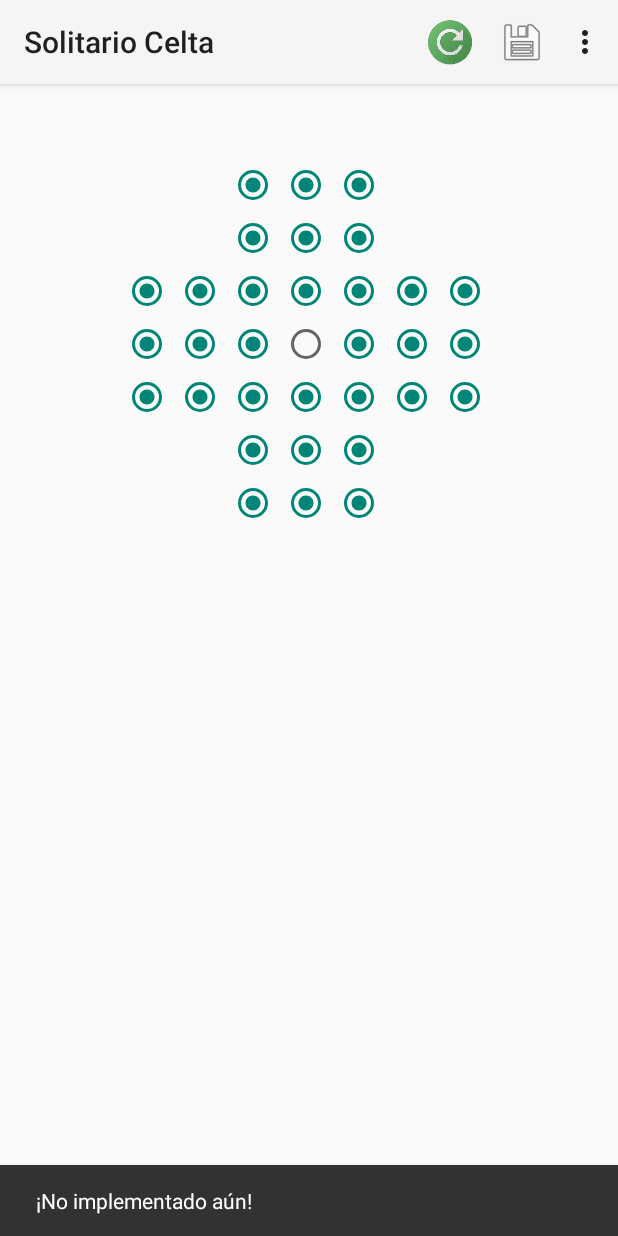
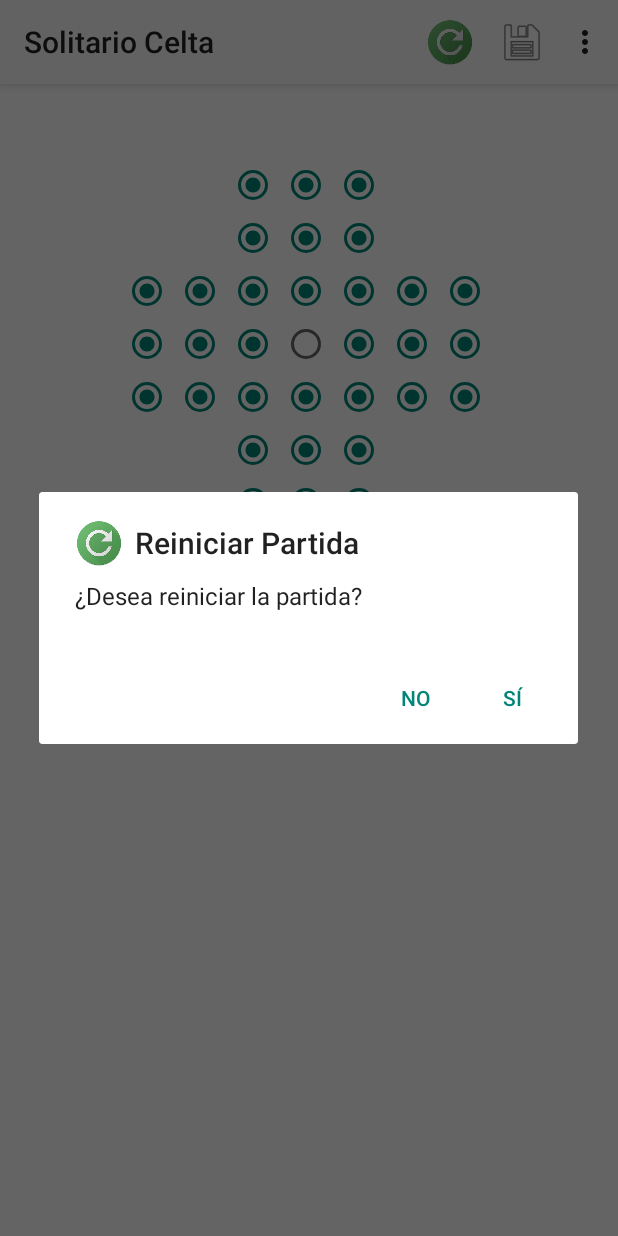
Before and after one commit to pablo10pf/SolitarioCelta-Pablo-Perez, an Android app: the screen it shows after launch (MainActivity), after a tap on "Reiniciar", on a phone screen of 412 x 824 dp. Run offline under Robolectric (Android 15) with nearby library versions, the phone set to English and light mode, and no system bars.

Commit message:
Reiniciar, Guardar y Recuperar partida (simple)

```diff
--- /dev/null
+++ b/app/src/main/java/es/upm/miw/SolitarioCelta/RestartFragment.java
@@ -0,0 +1,40 @@
+package es.upm.miw.SolitarioCelta;
+
+import android.app.AlertDialog;
+import android.app.Dialog;
+import android.content.DialogInterface;
+import android.os.Bundle;
+import android.support.v4.app.DialogFragment;
+
+public class RestartFragment extends DialogFragment {
+    @Override
+    public Dialog onCreateDialog(Bundle savedInstanceState) {
+        final MainActivity main = (MainActivity) getActivity();
+
+        AlertDialog.Builder builder = new AlertDialog.Builder(main);
+        builder
+                .setTitle(R.string.txtDialogoRestartTitulo)
+                .setMessage(R.string.txtDialogoRestartPregunta)
+                .setPositiveButton(
+                        getString(R.string.txtDialogoRestartAfirmativo),
+                        new DialogInterface.OnClickListener() {
+                            @Override
+                            public void onClick(DialogInterface dialog, int which) {
+                                main.miJuego.reiniciar();
+                                main.mostrarTablero();
+                            }
+                        }
+                )
+                .setNegativeButton(
+                        getString(R.string.txtDialogoRestartNegativo),
+                        new DialogInterface.OnClickListener() {
+                            @Override
+                            public void onClick(DialogInterface dialog, int which) {
+                                //empty. Not operation
+                            }
+                        }
+                ).setIcon(R.drawable.restart);
+
+        return builder.create();
+    }
+}
--- a/app/src/main/res/values/strings.xml
+++ b/app/src/main/res/values/strings.xml
@@ -2,17 +2,27 @@
 <resources>
 
     <string name="app_name">Solitario Celta</string>
-    <string name="txtSinImplementar">¡No implementado aún!</string>
     <string name="txtReiniciarPartida">Reiniciar</string>
     <string name="txtOpcionGuardar">Guardar Partida</string>
     <string name="txtOpcionRecuperar">Recuperar Partida</string>
     <string name="txtOpcionMejoresResultados">Mejores Resultados</string>
+
+    <!-- Mensajes SnackBars-->
+    <string name="txtSinImplementar">¡No implementado aún!</string>
+    <string name="txtPartidaGuardada">Partida guardada correctamente</string>
+    <string name="txtPartidaRecuperada">Partida Recuperada correctamente</string>
 
     <!-- Diálogo Final -->
     <string name="txtDialogoFinalTitulo">Fin del juego</string>
     <string name="txtDialogoFinalPregunta">¿Desea jugar otra partida?</string>
     <string name="txtDialogoFinalAfirmativo">Sí</string>
     <string name="txtDialogoFinalNegativo">No</string>
+
+    <!-- Restart Game -->
+    <string name="txtDialogoRestartTitulo">Reiniciar Partida</string>
+    <string name="txtDialogoRestartPregunta">¿Desea reiniciar la partida?</string>
+    <string name="txtDialogoRestartAfirmativo">Sí</string>
+    <string name="txtDialogoRestartNegativo">No</string>
 
     <!-- Acerca de -->
     <string name="aboutText">Acerca de</string>
```
Also changed, not shown: app/src/main/java/es/upm/miw/SolitarioCelta/MainActivity.java (+81 -2 lines).
